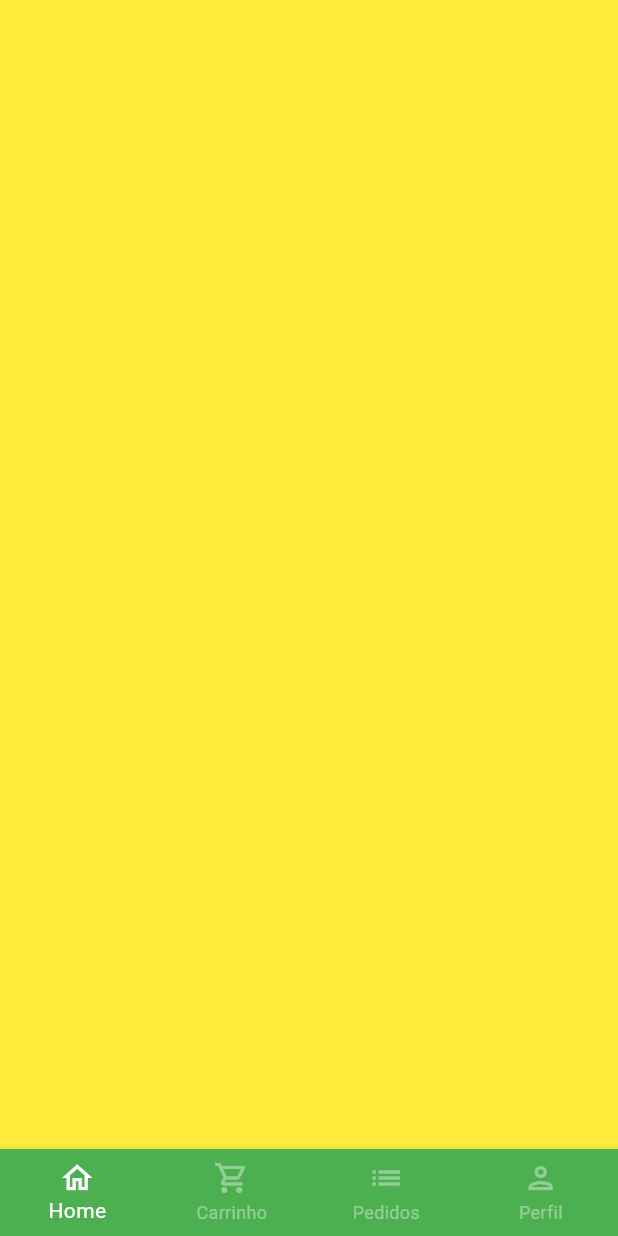
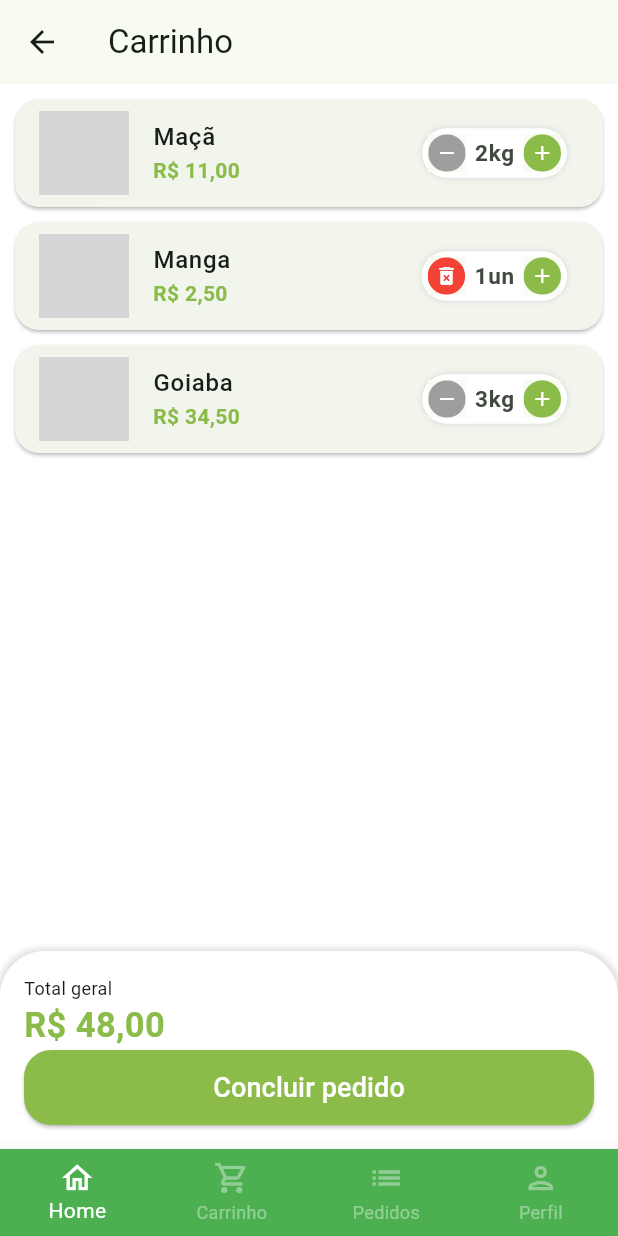
Before and after one commit to michelgm/GreenGrocer, a Flutter app: the BaseScreen screen opened directly, swiped to page 2, on a phone screen of 412 x 824 dp. Run offline on Flutter 3.47's test engine with Material 2 defaults, Android fonts, the phone set to English and light mode, and no system bars; our stand-ins replace animated_text_kit, mask_text_input_formatter; grey boxes are pictures that could not be loaded.

Commit message:
Cart screen

```diff
--- a/lib/src/config/app_data.dart
+++ b/lib/src/config/app_data.dart
@@ -1,4 +1,6 @@
 import 'package:greengrocer/src/models/item_model.dart';
+
+import '../models/cart_item_model.dart';
 
 ItemModel apple = ItemModel(
   description:
@@ -71,3 +73,18 @@ List<String> categories = [
   'Temperos',
   'Cereais',
 ];
+
+List<CartItemModel> cartItems = [
+  CartItemModel(
+    item: apple,
+    quantity: 2,
+  ),
+  CartItemModel(
+    item: mango,
+    quantity: 1,
+  ),
+  CartItemModel(
+    item: guava,
+    quantity: 3,
+  ),
+];
--- /dev/null
+++ b/lib/src/models/cart_item_model.dart
@@ -0,0 +1,17 @@
+import 'package:greengrocer/src/config/app_data.dart';
+
+import 'item_model.dart';
+
+class CartItemModel {
+  ItemModel item;
+  int quantity;
+
+  CartItemModel({
+    required this.item,
+    required this.quantity,
+  });
+
+  double totalPrice() {
+    return item.price * quantity;
+  }
+}
--- a/lib/src/pages/base/base_screen.dart
+++ b/lib/src/pages/base/base_screen.dart
@@ -1,4 +1,5 @@
 import 'package:flutter/material.dart';
+import 'package:greengrocer/src/pages/cart/cart_tab.dart';
 import 'package:greengrocer/src/pages/home/home_tab.dart';
 
 class BaseScreen extends StatefulWidget {
@@ -20,7 +21,7 @@ class _BaseScreenState extends State<BaseScreen> {
         controller: pageController,
         children: [
           const HomeTab(),
-          Container(color: Colors.yellow),
+          CartTab(),
           Container(color: Colors.blue),
           Container(color: Colors.purple),
         ],
--- /dev/null
+++ b/lib/src/pages/cart/cart_tab.dart
@@ -0,0 +1,145 @@
+import 'package:flutter/material.dart';
+import 'package:greengrocer/src/config/custom_colors.dart';
+import 'package:greengrocer/src/models/cart_item_model.dart';
+import 'package:greengrocer/src/pages/cart/components/cart_tile.dart';
+import 'package:greengrocer/src/services/utils_services.dart';
+import 'package:greengrocer/src/config/app_data.dart' as appData;
+
+class CartTab extends StatefulWidget {
+  const CartTab({super.key});
+
+  @override
+  State<CartTab> createState() => _CartTabState();
+}
+
+class _CartTabState extends State<CartTab> {
+  final UtilsServices utilsServices = UtilsServices();
+
+  void removeItemFromCart(CartItemModel cartItem) {
+    setState(() {
+      appData.cartItems.remove(cartItem);
+    });
+  }
+
+  double cartTotalPrice() {
+    double total = 0;
+
+    for (var item in appData.cartItems) {
+      total += item.totalPrice();
+    }
+
+    return total;
+  }
+
+  @override
+  Widget build(BuildContext context) {
+    return Scaffold(
+      appBar: AppBar(
+        title: const Text('Carrinho'),
+      ),
+      body: Column(
+        children: [
+          Expanded(
+            child: ListView.builder(
+              itemCount: appData.cartItems.length,
+              itemBuilder: (_, index) {
+                return CartTile(
+                  cartItem: appData.cartItems[index],
+                  remove: removeItemFromCart,
+                );
+              },
+            ),
+          ),
+          Container(
+            padding: const EdgeInsets.all(16),
+            decoration: BoxDecoration(
+              color: Colors.white,
+              borderRadius: const BorderRadius.vertical(
+                top: Radius.circular(30),
+              ),
+              boxShadow: [
+                BoxShadow(
+                  color: Colors.grey.shade300,
+                  blurRadius: 3,
+                  spreadRadius: 2,
+                ),
+              ],
+            ),
+            child: Column(
+              crossAxisAlignment: CrossAxisAlignment.stretch,
+              children: [
+                const Text(
+                  'Total geral',
+                  style: TextStyle(fontSize: 12),
+                ),
+                Text(
+                  utilsServices.priceToCurrency(cartTotalPrice()),
+                  style: TextStyle(
+                    fontSize: 23,
+                    color: CustomColors.customSwatchColor,
+                    fontWeight: FontWeight.bold,
+                  ),
+                ),
+                SizedBox(
+                  height: 50,
+                  child: ElevatedButton(
+                    style: ElevatedButton.styleFrom(
+                      backgroundColor: CustomColors.customSwatchColor,
+                      shape: RoundedRectangleBorder(
+                        borderRadius: BorderRadius.circular(18),
+                      ),
+                    ),
+                    onPressed: () async {
+                      bool? result = await showOrderConfirmation();
+
+                      print(result);
+                    },
+                    child: const Text(
+                      'Concluir pedido',
+                      style: TextStyle(
+                        fontSize: 18,
+                        color: Colors.white,
+                      ),
+                    ),
+                  ),
+                )
+              ],
+            ),
+          ),
+        ],
+      ),
+    );
+  }
+
+  Future<bool?> showOrderConfirmation() {
+    return showDialog<bool>(
+      context: context,
+      builder: (context) {
+        return AlertDialog(
+          title: const Text('Confirmação'),
+          content: const Text('Deseja realmente concluir o pedido?'),
+          actions: [
+            TextButton(
+              onPressed: () {
+                Navigator.of(context).pop(false);
+              },
+              child: const Text('Não'),
+            ),
+            ElevatedButton(
+              onPressed: () {
+                Navigator.of(context).pop(true);
+              },
+              style: ElevatedButton.styleFrom(
+                backgroundColor: CustomColors.customSwatchColor,
+              ),
+              child: const Text(
+                'Sim',
+                style: TextStyle(color: Colors.white),
+              ),
+            ),
+          ],
+        );
+      },
+    );
+  }
+}
--- /dev/null
+++ b/lib/src/pages/cart/components/cart_tile.dart
@@ -0,0 +1,75 @@
+import 'package:flutter/material.dart';
+import 'package:greengrocer/src/config/app_data.dart';
+import 'package:greengrocer/src/config/custom_colors.dart';
+import 'package:greengrocer/src/pages/common_widgets/quantity_widget.dart';
+import 'package:greengrocer/src/services/utils_services.dart';
+import '../../../models/cart_item_model.dart';
+
+class CartTile extends StatefulWidget {
+  final CartItemModel cartItem;
+  final Function(CartItemModel) remove;
+
+  const CartTile({
+    super.key,
+    required this.cartItem,
+    required this.remove,
+  });
+
+  @override
+  State<CartTile> createState() => _CartTileState();
+}
+
+class _CartTileState extends State<CartTile> {
+  final UtilsServices utilsServices = UtilsServices();
+
+  @override
+  Widget build(BuildContext context) {
+    return Card(
+      margin: const EdgeInsets.fromLTRB(10, 10, 10, 0),
+      shape: RoundedRectangleBorder(
+        borderRadius: BorderRadius.circular(16),
+      ),
+      child: ListTile(
+        // Imagem
+        leading: Image.asset(
+          widget.cartItem.item.imgUrl,
+          height: 60,
+          width: 60,
+        ),
+
+        //Titulo
+        title: Text(
+          widget.cartItem.item.itemName,
+          style: const TextStyle(
+            fontWeight: FontWeight.w500,
+          ),
+        ),
+
+        //Total
+        subtitle: Text(
+          utilsServices.priceToCurrency(widget.cartItem.totalPrice()),
+          style: TextStyle(
+              color: CustomColors.customSwatchColor,
+              fontWeight: FontWeight.bold),
+        ),
+
+        // quantidade
+        trailing: QuantityWidget(
+          suffixText: widget.cartItem.item.unit,
+          value: widget.cartItem.quantity,
+          result: (quantity) {
+            setState(() {
+              widget.cartItem.quantity = quantity;
+
+              if (quantity == 0) {
+                // remover item do carrinho
+                widget.remove(widget.cartItem);
+              }
+            });
+          },
+          isRemovable: true,
+        ),
+      ),
+    );
+  }
+}
--- a/lib/src/pages/common_widgets/quantity_widget.dart
+++ b/lib/src/pages/common_widgets/quantity_widget.dart
@@ -5,12 +5,14 @@ class QuantityWidget extends StatelessWidget {
   final int value;
   final String suffixText;
   final Function(int quantity) result;
+  final bool isRemovable;
 
   const QuantityWidget({
     super.key,
     required this.suffixText,
     required this.value,
     required this.result,
+    this.isRemovable = false,
   });
 
   @override
@@ -29,12 +31,14 @@ class QuantityWidget extends StatelessWidget {
         ],
       ),
       child: Row(
+        mainAxisSize: MainAxisSize.min,
         children: [
           _QuantityButton(
-            color: Colors.grey,
-            icon: Icons.remove,
+            color: !isRemovable || value > 1 ? Colors.grey : Colors.red,
+            icon:
+                !isRemovable || value > 1 ? Icons.remove : Icons.delete_forever,
             onPressed: () {
-              if (value == 1) return;
+              if (value == 1 && !isRemovable) return;
               int resultCount = value - 1;
 
               result(resultCount);
--- a/lib/src/pages/product/product_screen.dart
+++ b/lib/src/pages/product/product_screen.dart
@@ -5,7 +5,7 @@ import '../../models/item_model.dart';
 import '../../services/utils_services.dart';
 
 class ProductScreen extends StatefulWidget {
-  ProductScreen({super.key, required this.item});
+  const ProductScreen({super.key, required this.item});
 
   final ItemModel item;
 
```
